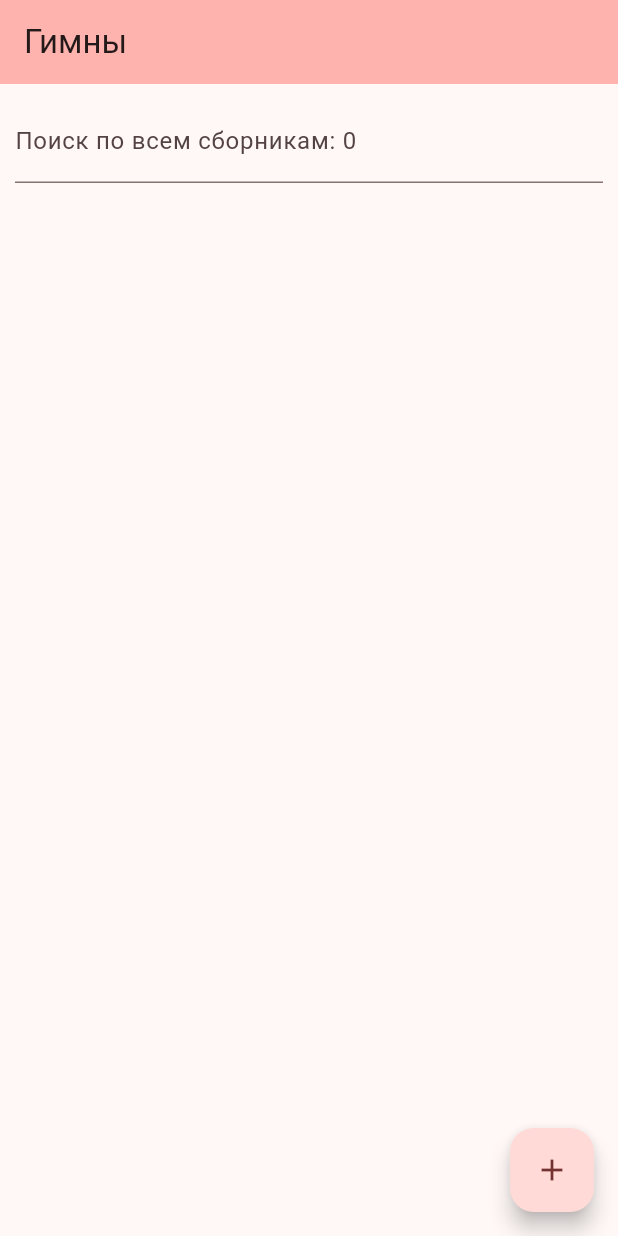
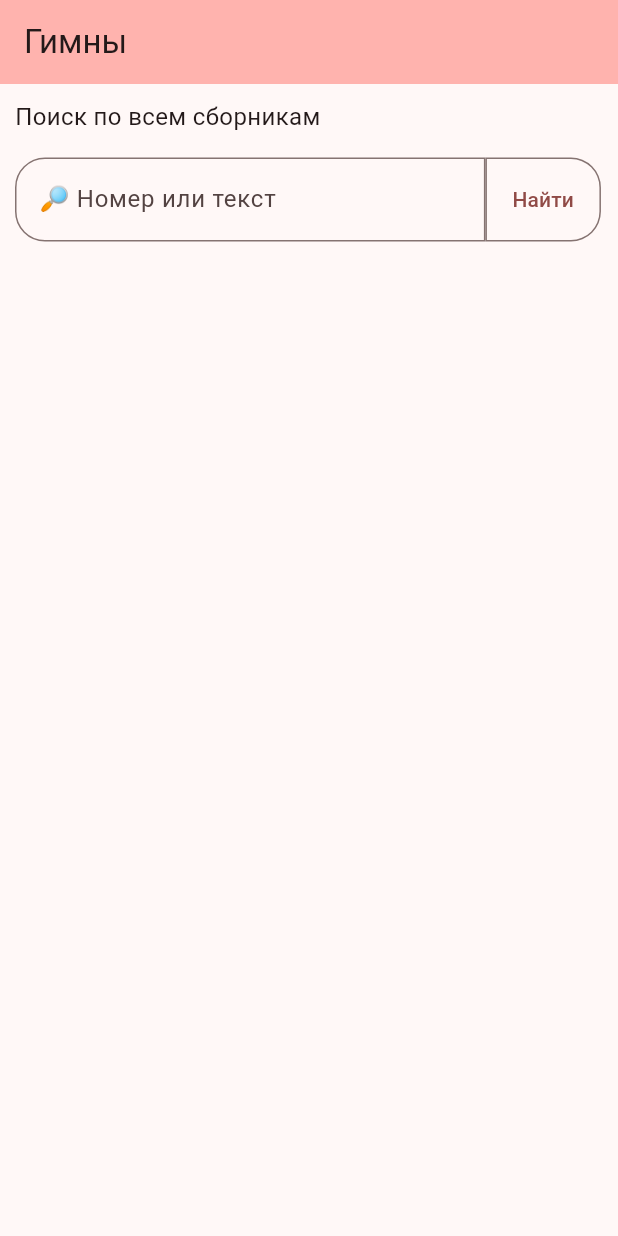
Before and after one commit to Vqcheslav/hymns_app, a Flutter app: the screen it shows after launch, on a phone screen of 412 x 824 dp. Run offline on Flutter 3.47's test engine with Material 3 defaults, Android fonts, the light colour scheme and no system bars.

Commit message:
Added the SearchForm and validation

```diff
--- a/lib/main.dart
+++ b/lib/main.dart
@@ -29,14 +29,6 @@
 }
 
 class _MyHomePageState extends State<MyHomePage> {
-  int _counter = 0;
-
-  void _incrementCounter() {
-    setState(() {
-      _counter++;
-    });
-  }
-
   @override
   Widget build(BuildContext context) {
     return Scaffold(
@@ -49,15 +41,109 @@
         child: Column(
           mainAxisAlignment: MainAxisAlignment.start,
           children: <Widget>[
-            TextFormField(decoration: InputDecoration(labelText: "Поиск по всем сборникам: $_counter")),
+            SearchForm(),
           ],
         ),
-      ),
-      floatingActionButton: FloatingActionButton(
-        onPressed: _incrementCounter,
-        tooltip: 'Increment',
-        child: const Icon(Icons.add),
       ),
     );
   }
 }
+
+// Create a Form widget.
+class SearchForm extends StatefulWidget {
+  const SearchForm({super.key});
+
+  @override
+  SearchFormState createState() {
+    return SearchFormState();
+  }
+}
+
+class SearchFormState extends State<SearchForm> {
+  final _formKey = GlobalKey<FormState>();
+  final myController = TextEditingController();
+
+  String? searchString;
+
+  @override
+  void dispose() {
+    // Clean up the controller when the widget is disposed.
+    myController.dispose();
+    super.dispose();
+  }
+
+  void onPressed () {
+    if (_formKey.currentState!.validate()) {
+      setState(() {
+        searchString = myController.text;
+      });
+
+      ScaffoldMessenger.of(context).showSnackBar(
+        const SnackBar(content: Center(child: Text('Загрузка'))),
+      );
+    }
+  }
+
+  @override
+  Widget build(BuildContext context) {
+    return Form(
+      key: _formKey,
+      child: Column(
+        crossAxisAlignment: CrossAxisAlignment.start,
+        children: [
+          Padding(
+            padding: EdgeInsets.only(bottom: 16),
+            child: Text("Поиск по всем сборникам", style: TextStyle(fontSize: 16)),
+          ),
+          Row(
+            crossAxisAlignment: CrossAxisAlignment.start,
+            children: [
+              Flexible(
+                flex: 4,
+                child: TextFormField(
+                  controller: myController,
+                  decoration: InputDecoration(
+                    labelText: "🔎 Номер или текст",
+                    border: OutlineInputBorder(
+                      borderRadius: BorderRadius.only(
+                        topLeft: Radius.circular(20.0),
+                        bottomLeft: Radius.circular(20.0),
+                      ),
+                    ),
+                  ),
+                  validator: (value) {
+                    if (value == null || value.isEmpty) {
+                      return 'Пожалуйста, заполните поле';
+                    }
+                    return null;
+                  },
+                  onFieldSubmitted: (value) => onPressed(),
+                ),
+              ),
+              Flexible(
+                flex: 1,
+                child: OutlinedButton(
+                  onPressed: onPressed,
+                  style: OutlinedButton.styleFrom(
+                    padding: EdgeInsets.symmetric(vertical: 18, horizontal: 18),
+                    shape: RoundedRectangleBorder(
+                      borderRadius: BorderRadius.only(
+                        topRight: Radius.circular(20.0),
+                        bottomRight: Radius.circular(20.0),
+                      ),
+                    ),
+                  ),
+                  child: const Text('Найти'),
+                ),
+              ),
+            ],
+          ),
+          Padding(
+            padding: EdgeInsets.all(20),
+            child: Text(searchString ?? ''),
+          )
+        ],
+      ),
+    );
+  }
+}
```
